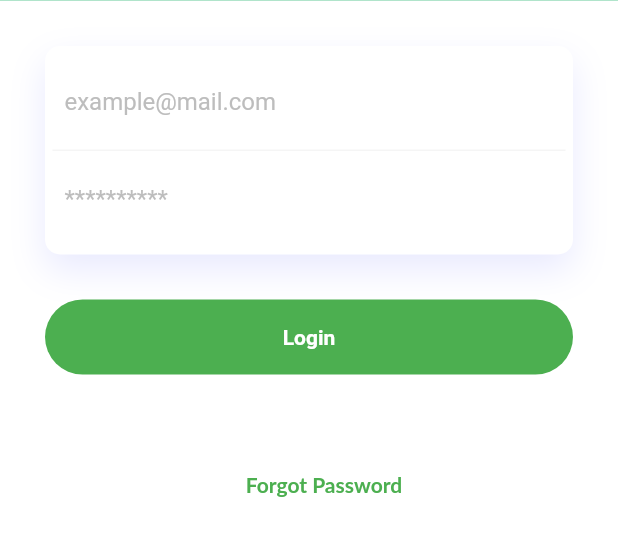
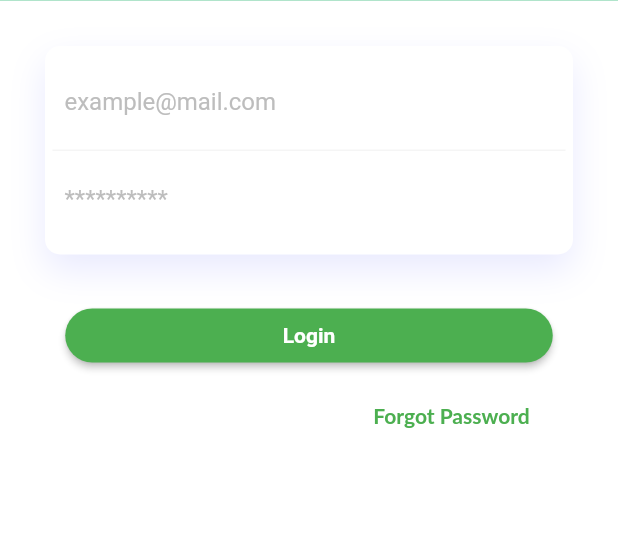
Before and after one commit to MagnificentRimsy/erg, a Flutter app: the LoginPage screen opened directly, on a phone screen of 412 x 824 dp, the part 374-930 px from its top. Run offline on Flutter 3.47's test engine with Material 2 defaults, Android fonts, the phone set to English and light mode, and no system bars; our stand-ins replace page_transition; Roboto replaces fonts that are missing (Lato).

Commit message:
second commit

```diff
--- a/lib/LoginPage.dart
+++ b/lib/LoginPage.dart
@@ -1,4 +1,5 @@
 import 'package:flutter/material.dart';
+import 'package:erg_app/InventoryPage.dart';
 
 void main() => runApp(
     MaterialApp(
@@ -111,19 +112,28 @@ class LoginPage extends StatelessWidget {
                   SizedBox(height: 30,),
                   Container(
 
-                    height: 50,
-                    decoration: BoxDecoration(
-                      borderRadius: BorderRadius.circular(50),
-                      color: Colors.green,
-                    ),
+
                     child: Center(
-                      child: Text("Login", style: TextStyle(color: Colors.white, fontWeight: FontWeight.bold), ),
+                      child: RaisedButton(
+                        padding: EdgeInsets.fromLTRB(145, 10, 145, 10),
+                        color: Colors.green,
+                        child: Text("Login", style: TextStyle(color: Colors.white, fontWeight: FontWeight.bold, fontSize: 14), ),
+
+                        onPressed: () {
+                          Navigator.of(context).push(MaterialPageRoute(builder: (context) => InventoryPage()));
+                        },
+                        shape: RoundedRectangleBorder(
+                        borderRadius: BorderRadius.circular(50),
+                      ),
+                      ),
                     ),
 
+
+
                   ),
-                  SizedBox(height: 50,),
+                  SizedBox(height: 20,),
                   Container(
-                    padding: EdgeInsets.only(top: 15.0, left: 20.0),
+                    padding: EdgeInsets.only(top: 1, left: 190.0),
                     child: InkWell(
                       child: Text(
                         'Forgot Password',
```
Also changed, not shown: lib/InventoryPage.dart (added, +25 -0 lines).
